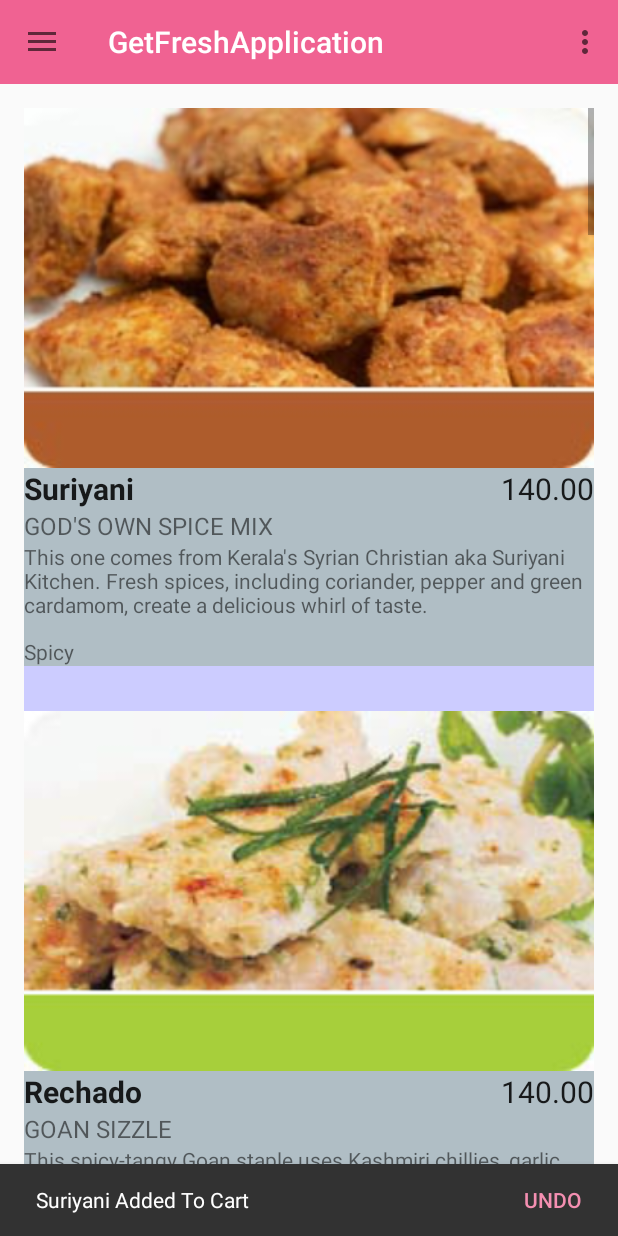
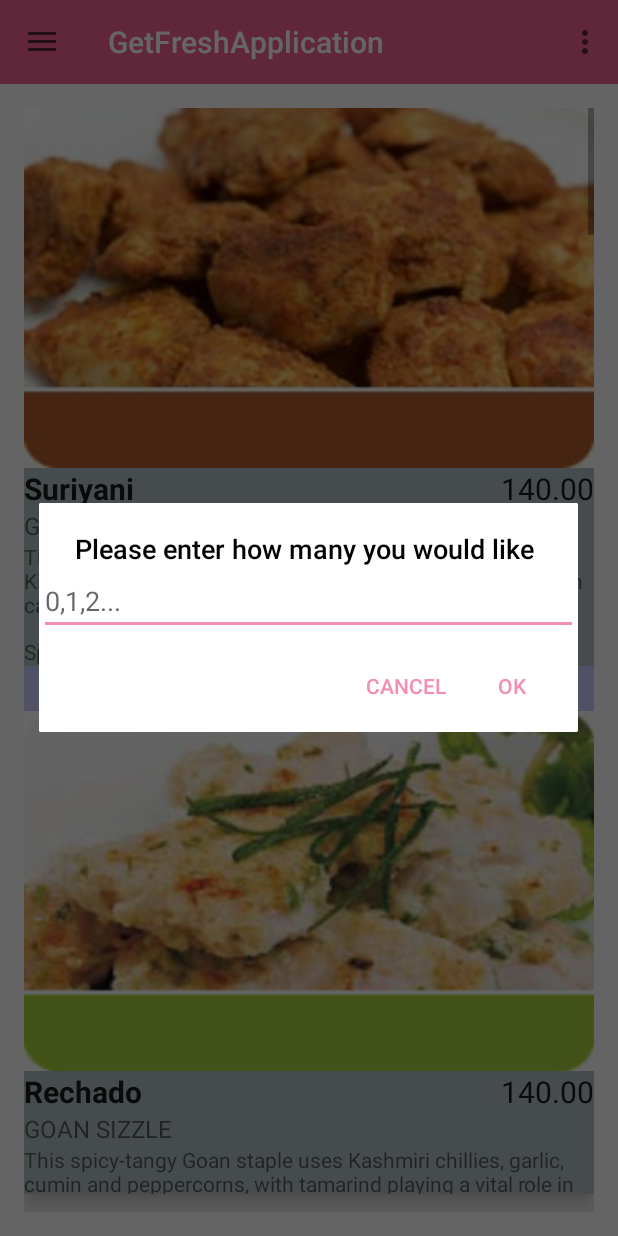
Before and after one commit to ishaanj/GetFreshApp, an Android app: the screen it shows after launch (MainActivity), after a tap on "Suriyani", on a phone screen of 412 x 824 dp. Run offline under Robolectric (Android 15) with nearby library versions, the phone set to English and light mode, and no system bars.

Commit message:
Added a dialog to enter number of items. Updated how Cart items were being stored and updated. Updated the dialog color and theme to match the rest of the app.

```diff
--- a/app/src/main/java/getfresh/com/getfreshapplication/MainActivity.java
+++ b/app/src/main/java/getfresh/com/getfreshapplication/MainActivity.java
@@ -135,7 +135,7 @@ public class MainActivity extends AppCompatActivity implements NavigationDrawerF
         //TODO: Remove logs before deploy
         Log.d(TAG, "Item added : " + cart.toString());
 
-        Snackbar.make(this.toolbar, cart.getItemName() + " Added To Cart", Snackbar.LENGTH_LONG)
+        Snackbar.make(this.toolbar,cart.getItemQuantity() + " " + cart.getItemName() + " Added To Cart", Snackbar.LENGTH_LONG)
                 .setAction("UNDO", new View.OnClickListener() {
                     @Override
                     public void onClick(View v) {
@@ -149,8 +149,6 @@ public class MainActivity extends AppCompatActivity implements NavigationDrawerF
 
 
                         Snackbar.make(toolbar, cart.getItemName() + " Removed From Cart", Snackbar.LENGTH_LONG).show();
-
-
                     }
                 }).show();
     }
--- a/app/src/main/java/getfresh/com/getfreshapplication/data/Cart.java
+++ b/app/src/main/java/getfresh/com/getfreshapplication/data/Cart.java
@@ -21,12 +21,20 @@ public class Cart {
     private String itemPrice;
     private int itemQuantity;
 
-    public Cart(String itemName, String itemPrice, int itemQuantity) {
+    public Cart(String itemName, String itemPrice) {
         this.itemName = itemName;
         this.itemPrice = itemPrice;
+    }
+
+    public void setItemQuantity(int itemQuantity) {
         this.itemQuantity = itemQuantity;
     }
 
+    @Override
+    public boolean equals(Object o) {
+        Cart c = (Cart) o;
+        return this.itemName.equals(c.itemName);
+    }
 
     @Override
     public String toString() {
--- a/app/src/main/java/getfresh/com/getfreshapplication/fragment/MainActivityFragment.java
+++ b/app/src/main/java/getfresh/com/getfreshapplication/fragment/MainActivityFragment.java
@@ -1,16 +1,20 @@
 package getfresh.com.getfreshapplication.fragment;
 
 import android.app.Activity;
+import android.content.DialogInterface;
 import android.content.res.Configuration;
 import android.os.Bundle;
 import android.support.design.widget.Snackbar;
 import android.support.v4.app.Fragment;
+import android.support.v7.app.AlertDialog;
+import android.text.InputType;
 import android.util.Log;
 import android.view.LayoutInflater;
 import android.view.View;
 import android.view.ViewGroup;
 import android.widget.AdapterView;
 import android.widget.BaseAdapter;
+import android.widget.EditText;
 import android.widget.ImageView;
 import android.widget.ListView;
 import android.widget.TextView;
@@ -86,13 +90,45 @@ public class MainActivityFragment extends Fragment implements AdapterView.OnItem
     }
 
     @Override
-    public void onItemClick(AdapterView<?> parent, View view, int position, long id) {
+    public void onItemClick(AdapterView<?> parent, View view, final int position, long id) {
+        final Cart temp = adapter.getItem(position);
 
-        cartList.add(adapter.getItem(position));
+        final AlertDialog.Builder alert = new AlertDialog.Builder(getActivity());
+        alert.setTitle("Please enter how many you would like");
 
-        if(listener != null) {
-            listener.onNewCartItemAddedListener(adapter.getItem(position));
-        }
+        final EditText input = new EditText(getActivity());
+        input.setInputType(InputType.TYPE_CLASS_NUMBER);
+        input.setRawInputType(Configuration.KEYBOARD_12KEY);
+        input.setHint("0,1,2...");
+        alert.setView(input);
+        alert.setPositiveButton("Ok", new DialogInterface.OnClickListener() {
+            public void onClick(DialogInterface dialog, int whichButton) {
+                int count = Integer.parseInt(input.getText().toString());
+                if(count >= 0) {
+                    temp.setItemQuantity(count);
+                    adapter.updateCard(position, temp);
+
+                    if(cartList.contains(temp)) {
+                        cartList.remove(temp);
+                    }
+
+                    cartList.add(temp);
+
+                    if(listener != null) {
+                        listener.onNewCartItemAddedListener(adapter.getItem(position));
+                    }
+                }
+                else {
+                    Snackbar.make(input, "Only Positive numbers!", Snackbar.LENGTH_LONG).show();
+                }
+            }
+        });
+        alert.setNegativeButton("Cancel", new DialogInterface.OnClickListener() {
+            public void onClick(DialogInterface dialog, int whichButton) {
+                dialog.dismiss();
+            }
+        });
+        alert.show();
     }
 
     private class ItemAdapter extends BaseAdapter {
@@ -120,6 +156,9 @@ public class MainActivityFragment extends Fragment implements AdapterView.OnItem
         private String[] itemSubtitles;
         private String[] itemFlavour1;
         private String[] itemFlavour2;
+
+        private Cart[] carts;
+
         private LayoutInflater inflater;
 
         public ItemAdapter() {
@@ -130,6 +169,11 @@ public class MainActivityFragment extends Fragment implements AdapterView.OnItem
             itemSubtitles = getActivity().getResources().getStringArray(R.array.item_subtitles);
             itemFlavour1 = getActivity().getResources().getStringArray(R.array.item_flavours1);
             itemFlavour2 = getActivity().getResources().getStringArray(R.array.item_flavours2);
+
+            carts = new Cart[itemTitles.length];
+            for(int i = 0; i < carts.length; i++) {
+                carts[i] = new Cart(itemTitles[i], itemPrices[i] + "");
+            }
         }
 
         @Override
@@ -143,12 +187,11 @@ public class MainActivityFragment extends Fragment implements AdapterView.OnItem
 
         @Override
         public Cart getItem(int position) {
+            return carts[position];
+        }
 
-            String name = itemTitles[position];
-            String price = itemPrices[position];
-            int quantity = 1;
-
-            return new Cart(name, price, quantity);
+        public void updateCard(int position, Cart cart) {
+            carts[position] = cart;
         }
 
         @Override
--- a/app/src/main/res/values-v21/styles.xml
+++ b/app/src/main/res/values-v21/styles.xml
@@ -10,6 +10,13 @@
         <item name="colorPrimaryDark">#E91E63</item>
         <item name="colorAccent">#F48FB1</item>
         <item name="android:navigationBarColor" >#F06292</item>
+        <item name="alertDialogTheme">@style/DialogTheme</item>
+    </style>
+
+    <style name="DialogTheme" parent="Theme.AppCompat.Light.Dialog.Alert" >
+        <item name="colorAccent">#F48FB1</item>
+        <item name="android:textColorPrimary">#000000</item>
+        <item name="android:background">#FFFFFF</item>
     </style>
 
 </resources>
--- a/app/src/main/res/values/styles.xml
+++ b/app/src/main/res/values/styles.xml
@@ -9,6 +9,13 @@
         <item name="colorPrimary">#F06292</item>
         <item name="colorPrimaryDark">#E91E63</item>
         <item name="colorAccent">#F48FB1</item>
+        <item name="alertDialogTheme">@style/DialogTheme</item>
+    </style>
+
+    <style name="DialogTheme" parent="Theme.AppCompat.Light.Dialog.Alert" >
+        <item name="colorAccent">#F48FB1</item>
+        <item name="android:textColorPrimary">#000000</item>
+        <item name="android:background">#FFFFFF</item>
     </style>
 
 </resources>
```
